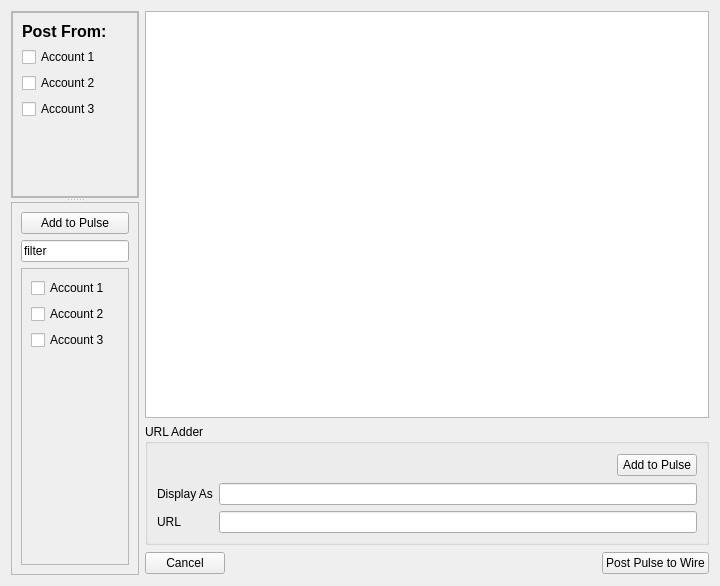
The window that retroshare-gui/src/gui/TheWire/PulseAddDialog.ui (RetroShare/RetroShare) describes before a commit, drawn with Qt 5.
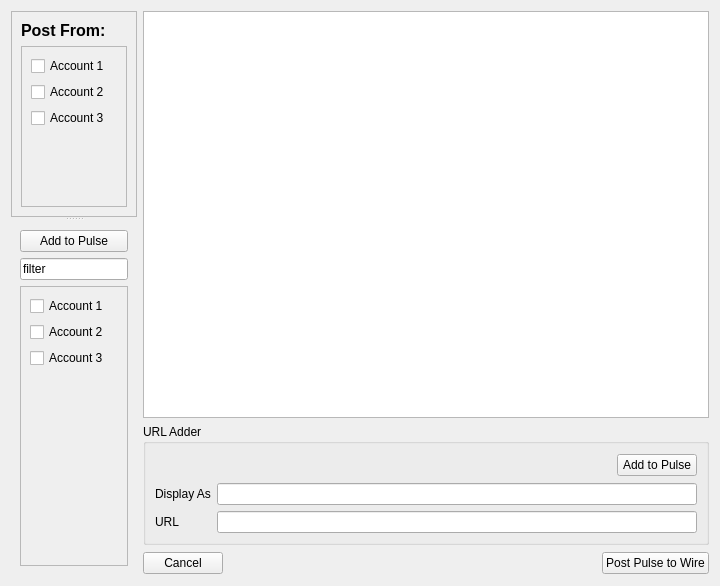
The same window after the commit.

What changed in the file:
```diff
--- a/retroshare-gui/src/gui/TheWire/PulseAddDialog.ui
+++ b/retroshare-gui/src/gui/TheWire/PulseAddDialog.ui
@@ -13,9 +13,88 @@
   <property name="windowTitle">
    <string/>
   </property>
-  <layout class="QGridLayout" name="gridLayout_2">
+  <layout class="QGridLayout">
+   <item row="0" column="1" colspan="3">
+    <widget class="QTextEdit" name="pulseTEdit"/>
+   </item>
+   <item row="2" column="3">
+    <widget class="QPushButton" name="post_PB">
+     <property name="text">
+      <string>Post Pulse to Wire</string>
+     </property>
+    </widget>
+   </item>
+   <item row="1" column="1" colspan="3">
+    <widget class="QGroupBox" name="urlGBox">
+     <property name="title">
+      <string>URL Adder</string>
+     </property>
+     <layout class="QGridLayout" name="urlGBoxGLayout">
+      <item row="0" column="1">
+       <spacer name="urlHSpacer">
+        <property name="orientation">
+         <enum>Qt::Horizontal</enum>
+        </property>
+        <property name="sizeHint" stdset="0">
+         <size>
+          <width>331</width>
+          <height>24</height>
+         </size>
+        </property>
+       </spacer>
+      </item>
+      <item row="0" column="2">
+       <widget class="QPushButton" name="addURL_PB">
+        <property name="text">
+         <string>Add to Pulse</string>
+        </property>
+       </widget>
+      </item>
+      <item row="1" column="0">
+       <widget class="QLabel" name="displayAsLabel">
+        <property name="text">
+         <string>Display As</string>
+        </property>
+       </widget>
+      </item>
+      <item row="1" column="1" colspan="2">
+       <widget class="QLineEdit" name="displayAsLEdit"/>
+      </item>
+      <item row="2" column="0">
+       <widget class="QLabel" name="urlLabel">
+        <property name="text">
+         <string>URL</string>
+        </property>
+       </widget>
+      </item>
+      <item row="2" column="1" colspan="2">
+       <widget class="QLineEdit" name="urlLEdit"/>
+      </item>
+     </layout>
+    </widget>
+   </item>
+   <item row="2" column="2">
+    <spacer name="buttonHSpacer">
+     <property name="orientation">
+      <enum>Qt::Horizontal</enum>
+     </property>
+     <property name="sizeHint" stdset="0">
+      <size>
+       <width>298</width>
+       <height>24</height>
+      </size>
+     </property>
+    </spacer>
+   </item>
+   <item row="2" column="1">
+    <widget class="QPushButton" name="cancel_PB">
+     <property name="text">
+      <string>Cancel</string>
+     </property>
+    </widget>
+   </item>
    <item row="0" column="0" rowspan="3">
-    <widget class="QSplitter" name="splitter">
+    <widget class="QSplitter" name="leftSplitter">
      <property name="orientation">
       <enum>Qt::Vertical</enum>
      </property>
@@ -32,36 +111,15 @@
       <property name="frameShadow">
        <enum>QFrame::Raised</enum>
       </property>
-      <layout class="QVBoxLayout" name="verticalLayout_5">
-       <property name="spacing">
-        <number>0</number>
-       </property>
-       <property name="margin">
-        <number>0</number>
-       </property>
+      <layout class="QVBoxLayout" name="fromFrameVLayout">
        <item>
-        <widget class="QScrollArea" name="scrollArea_2">
+        <widget class="QLabel" name="fromLabel">
          <property name="sizePolicy">
-          <sizepolicy hsizetype="Expanding" vsizetype="Minimum">
+          <sizepolicy hsizetype="Preferred" vsizetype="Fixed">
            <horstretch>0</horstretch>
            <verstretch>0</verstretch>
           </sizepolicy>
          </property>
-         <property name="widgetResizable">
-          <bool>true</bool>
-         </property>
-         <widget class="QWidget" name="scrollAreaWidgetContents_2">
-          <property name="geometry">
-           <rect>
-            <x>0</x>
-            <y>0</y>
-            <width>156</width>
-            <height>184</height>
-           </rect>
-          </property>
-          <layout class="QVBoxLayout" name="verticalLayout_4">
-           <item>
-            <widget class="QLabel" name="label">
              <property name="font">
               <font>
                <pointsize>12</pointsize>
@@ -75,28 +133,49 @@
             </widget>
            </item>
            <item>
-            <widget class="QCheckBox" name="checkBox">
+        <widget class="QScrollArea" name="fromSArea">
+         <property name="sizePolicy">
+          <sizepolicy hsizetype="Expanding" vsizetype="Minimum">
+           <horstretch>0</horstretch>
+           <verstretch>0</verstretch>
+          </sizepolicy>
+         </property>
+         <property name="widgetResizable">
+          <bool>true</bool>
+         </property>
+         <widget class="QWidget" name="fromSAreaWC">
+          <property name="geometry">
+           <rect>
+            <x>0</x>
+            <y>0</y>
+            <width>109</width>
+            <height>102</height>
+           </rect>
+          </property>
+          <layout class="QVBoxLayout" name="fromSAreaWCVLayout">
+           <item>
+            <widget class="QCheckBox" name="fromAccount1_CB">
              <property name="text">
               <string>Account 1</string>
              </property>
             </widget>
            </item>
            <item>
-            <widget class="QCheckBox" name="checkBox_2">
+            <widget class="QCheckBox" name="fromAccount2_CB">
              <property name="text">
               <string>Account 2</string>
              </property>
             </widget>
            </item>
            <item>
-            <widget class="QCheckBox" name="checkBox_3">
+            <widget class="QCheckBox" name="fromAccount3_CB">
              <property name="text">
               <string>Account 3</string>
              </property>
             </widget>
            </item>
            <item>
-            <spacer name="verticalSpacer_2">
+            <spacer name="fromVSpacer">
              <property name="orientation">
               <enum>Qt::Vertical</enum>
              </property>
@@ -114,36 +193,24 @@
        </item>
       </layout>
      </widget>
-     <widget class="QScrollArea" name="scrollArea_3">
-      <property name="widgetResizable">
-       <bool>true</bool>
-      </property>
-      <widget class="QWidget" name="scrollAreaWidgetContents_3">
-       <property name="geometry">
-        <rect>
-         <x>0</x>
-         <y>0</y>
-         <width>158</width>
-         <height>372</height>
-        </rect>
-       </property>
-       <layout class="QVBoxLayout" name="verticalLayout">
+     <widget class="QFrame" name="addFrame">
+      <layout class="QVBoxLayout" name="addFrameVLayout">
         <item>
-         <widget class="QPushButton" name="pushButton_AddTo">
+        <widget class="QPushButton" name="addTo_PB">
           <property name="text">
            <string>Add to Pulse</string>
           </property>
          </widget>
         </item>
         <item>
-         <widget class="QLineEdit" name="lineEdit_3">
+        <widget class="QLineEdit" name="filterLEdit">
           <property name="text">
            <string>filter</string>
           </property>
          </widget>
         </item>
         <item>
-         <widget class="QScrollArea" name="scrollArea">
+        <widget class="QScrollArea" name="addSArea">
           <property name="widgetResizable">
            <bool>true</bool>
           </property>
@@ -152,11 +219,11 @@
             <rect>
              <x>0</x>
              <y>0</y>
-             <width>138</width>
-             <height>286</height>
-            </rect>
-           </property>
-           <layout class="QVBoxLayout" name="verticalLayout_2">
+            <width>127</width>
+            <height>343</height>
+           </rect>
+          </property>
+          <layout class="QVBoxLayout" name="addSAreaWCVLayout">
             <item>
              <widget class="QCheckBox" name="checkBox_5">
               <property name="text">
@@ -198,91 +265,27 @@
        </layout>
       </widget>
      </widget>
-    </widget>
    </item>
-   <item row="0" column="1" colspan="3">
-    <widget class="QTextEdit" name="textEdit_Pulse"/>
-   </item>
-   <item row="1" column="1" colspan="3">
-    <widget class="QGroupBox" name="groupBox">
-     <property name="title">
-      <string>URL Adder</string>
-     </property>
-     <layout class="QGridLayout" name="gridLayout">
-      <item row="0" column="1">
-       <spacer name="horizontalSpacer">
-        <property name="orientation">
-         <enum>Qt::Horizontal</enum>
-        </property>
-        <property name="sizeHint" stdset="0">
-         <size>
-          <width>331</width>
-          <height>24</height>
-         </size>
-        </property>
-       </spacer>
-      </item>
-      <item row="0" column="2">
-       <widget class="QPushButton" name="pushButton_AddURL">
-        <property name="text">
-         <string>Add to Pulse</string>
-        </property>
-       </widget>
-      </item>
-      <item row="1" column="0">
-       <widget class="QLabel" name="label_3">
-        <property name="text">
-         <string>Display As</string>
-        </property>
-       </widget>
-      </item>
-      <item row="1" column="1" colspan="2">
-       <widget class="QLineEdit" name="lineEdit_2"/>
-      </item>
-      <item row="2" column="0">
-       <widget class="QLabel" name="label_2">
-        <property name="text">
-         <string>URL</string>
-        </property>
-       </widget>
-      </item>
-      <item row="2" column="1" colspan="2">
-       <widget class="QLineEdit" name="lineEdit"/>
-      </item>
-     </layout>
-    </widget>
-   </item>
-   <item row="2" column="1">
-    <widget class="QPushButton" name="pushButton_Cancel">
-     <property name="text">
-      <string>Cancel</string>
-     </property>
-    </widget>
-   </item>
-   <item row="2" column="2">
-    <spacer name="horizontalSpacer_2">
-     <property name="orientation">
-      <enum>Qt::Horizontal</enum>
-     </property>
-     <property name="sizeHint" stdset="0">
-      <size>
-       <width>298</width>
-       <height>24</height>
-      </size>
-     </property>
-    </spacer>
-   </item>
-   <item row="2" column="3">
-    <widget class="QPushButton" name="pushButton_Post">
-     <property name="text">
-      <string>Post Pulse to Wire</string>
-     </property>
-    </widget>
-   </item>
-  </layout>
- </widget>
- <resources>
-  <include location="../LinksCloud/images.qrc"/>
- </resources>
+  </layout>
+ </widget>
+ <tabstops>
+  <tabstop>pulseTEdit</tabstop>
+  <tabstop>fromAccount1_CB</tabstop>
+  <tabstop>fromAccount2_CB</tabstop>
+  <tabstop>fromAccount3_CB</tabstop>
+  <tabstop>addTo_PB</tabstop>
+  <tabstop>filterLEdit</tabstop>
+  <tabstop>addAccount1_CB</tabstop>
+  <tabstop>addAccount2_CB</tabstop>
+  <tabstop>addAccount3_CB</tabstop>
+  <tabstop>addURL_PB</tabstop>
+  <tabstop>displayAsLEdit</tabstop>
+  <tabstop>urlLEdit</tabstop>
+  <tabstop>cancel_PB</tabstop>
+  <tabstop>post_PB</tabstop>
+  <tabstop>fromSArea</tabstop>
+  <tabstop>addSArea</tabstop>
+ </tabstops>
+ <resources/>
  <connections/>
 </ui>
```
Left out of the diff: 12 changed lines with no effect on the pictures. Lines whose indentation alone changed are shown as unchanged.
